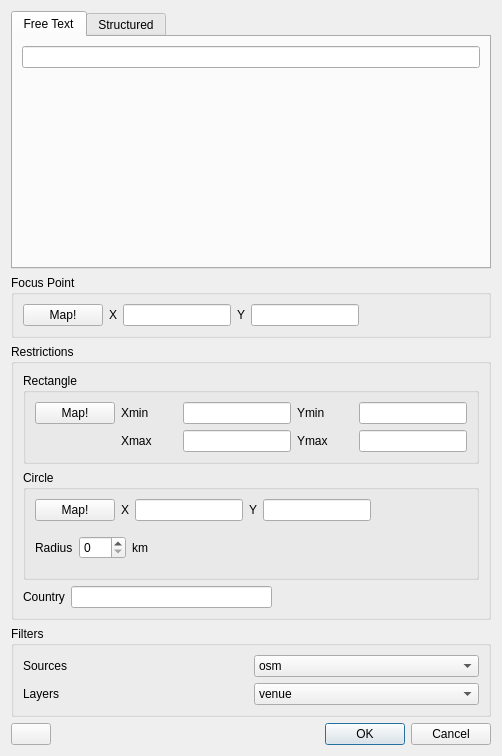
Before: the Qt Designer form PeliasTools/gui/PeliasMainUI.ui in nilsnolde/pelias-qgis-plugin, drawn with Qt 5.
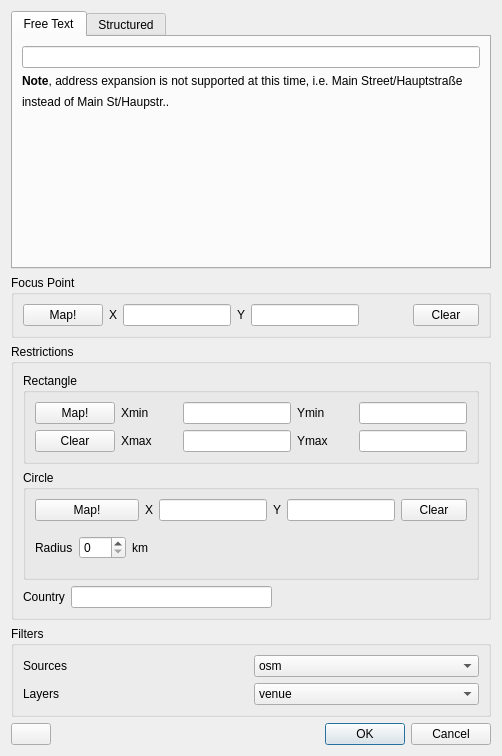
After: the same form once the commit is applied. The open tabs and pages were chosen to show the change. Custom widgets are drawn as their Qt base class.

Commit message: all basic functionality of GUI implemented; no help buttons yet

```diff
--- a/PeliasTools/gui/PeliasMainUI.ui
+++ b/PeliasTools/gui/PeliasMainUI.ui
@@ -17,7 +17,7 @@
    </sizepolicy>
   </property>
   <property name="windowTitle">
-   <string>Dialog</string>
+   <string>Pelias Forward Search</string>
   </property>
   <layout class="QGridLayout" name="gridLayout">
    <property name="sizeConstraint">
@@ -32,7 +32,7 @@
       </sizepolicy>
      </property>
      <property name="currentIndex">
-      <number>0</number>
+      <number>1</number>
      </property>
      <widget class="QWidget" name="free_tab">
       <attribute name="title">
@@ -46,6 +46,16 @@
          </property>
         </widget>
        </item>
+       <item>
+        <widget class="QLabel" name="label_13">
+         <property name="text">
+          <string>&lt;html&gt;&lt;head/&gt;&lt;body&gt;&lt;div style=&quot;line-height: 150%&quot;&gt;&lt;p&gt;&lt;span style=&quot; font-weight:600;&quot;&gt;Note&lt;/span&gt;, address expansion is not supported at this time, i.e. Main Street/Hauptstraße instead of Main St/Haupstr..&lt;/p&gt;&lt;/div&gt;&lt;/body&gt;&lt;/html&gt;</string>
+         </property>
+         <property name="wordWrap">
+          <bool>true</bool>
+         </property>
+        </widget>
+       </item>
        <item>
         <spacer name="verticalSpacer">
          <property name="orientation">
@@ -197,7 +207,7 @@
               </widget>
              </item>
              <item>
-              <widget class="QPushButton" name="pushButton">
+              <widget class="QPushButton" name="search_struc_remove">
                <property name="minimumSize">
                 <size>
                  <width>30</width>
@@ -234,7 +244,7 @@
              </sizepolicy>
             </property>
             <property name="selectionMode">
-             <enum>QAbstractItemView::NoSelection</enum>
+             <enum>QAbstractItemView::MultiSelection</enum>
             </property>
            </widget>
           </item>
@@ -424,6 +434,25 @@
          <string>Circle</string>
         </property>
         <layout class="QGridLayout" name="gridLayout_7">
+         <item row="0" column="5">
+          <widget class="QPushButton" name="search_rest_circle_clear">
+           <property name="sizePolicy">
+            <sizepolicy hsizetype="Maximum" vsizetype="Fixed">
+             <horstretch>0</horstretch>
+             <verstretch>0</verstretch>
+            </sizepolicy>
+           </property>
+           <property name="maximumSize">
+            <size>
+             <width>66</width>
+             <height>25</height>
+            </size>
+           </property>
+           <property name="text">
+            <string>Clear</string>
+           </property>
+          </widget>
+         </item>
          <item row="0" column="3">
           <widget class="QLabel" name="label_12">
            <property name="sizePolicy">
@@ -437,6 +466,13 @@
            </property>
           </widget>
          </item>
+         <item row="0" column="0">
+          <widget class="QPushButton" name="search_rest_circle_button">
+           <property name="text">
+            <string>Map!</string>
+           </property>
+          </widget>
+         </item>
          <item row="0" column="1">
           <widget class="QLabel" name="search_rest_circle_label">
            <property name="sizePolicy">
@@ -450,25 +486,6 @@
            </property>
           </widget>
          </item>
-         <item row="0" column="2">
-          <widget class="QgsFilterLineEdit" name="search_rest_circle_x">
-           <property name="sizePolicy">
-            <sizepolicy hsizetype="Maximum" vsizetype="Fixed">
-             <horstretch>0</horstretch>
-             <verstretch>0</verstretch>
-            </sizepolicy>
-           </property>
-           <property name="maximumSize">
-            <size>
-             <width>120</width>
-             <height>25</height>
-            </size>
-           </property>
-           <property name="qgisRelation" stdset="0">
-            <string notr="true"/>
-           </property>
-          </widget>
-         </item>
          <item row="0" column="4">
           <widget class="QgsFilterLineEdit" name="search_rest_circle_y">
            <property name="sizePolicy">
@@ -488,10 +505,25 @@
            </property>
           </widget>
          </item>
-         <item row="0" column="0">
-          <widget class="QPushButton" name="search_rest_circle_button">
-           <property name="text">
-            <string>Map!</string>
+         <item row="0" column="2">
+          <widget class="QgsFilterLineEdit" name="search_rest_circle_x">
+           <property name="sizePolicy">
+            <sizepolicy hsizetype="Maximum" vsizetype="Fixed">
+             <horstretch>0</horstretch>
+             <verstretch>0</verstretch>
+            </sizepolicy>
+           </property>
+           <property name="maximumSize">
+            <size>
+             <width>120</width>
+             <height>25</height>
+            </size>
+           </property>
+           <property name="clearButtonEnabled">
+            <bool>false</bool>
+           </property>
+           <property name="qgisRelation" stdset="0">
+            <string notr="true"/>
            </property>
           </widget>
          </item>
@@ -538,19 +570,6 @@
            </layout>
           </widget>
          </item>
-         <item row="0" column="5">
-          <spacer name="horizontalSpacer_4">
-           <property name="orientation">
-            <enum>Qt::Horizontal</enum>
-           </property>
-           <property name="sizeHint" stdset="0">
-            <size>
-             <width>40</width>
-             <height>20</height>
-            </size>
-           </property>
-          </spacer>
-         </item>
         </layout>
        </widget>
       </item>
@@ -671,6 +690,13 @@
            </property>
           </widget>
          </item>
+         <item row="1" column="0">
+          <widget class="QPushButton" name="search_rest_rect_clear">
+           <property name="text">
+            <string>Clear</string>
+           </property>
+          </widget>
+         </item>
         </layout>
        </widget>
       </item>
@@ -784,9 +810,6 @@
         <property name="orientation">
          <enum>Qt::Horizontal</enum>
         </property>
-        <property name="sizeType">
-         <enum>QSizePolicy::Expanding</enum>
-        </property>
         <property name="sizeHint" stdset="0">
          <size>
           <width>40</width>
@@ -795,6 +818,25 @@
         </property>
        </spacer>
       </item>
+      <item>
+       <widget class="QPushButton" name="search_focus_clear">
+        <property name="sizePolicy">
+         <sizepolicy hsizetype="Maximum" vsizetype="Fixed">
+          <horstretch>0</horstretch>
+          <verstretch>0</verstretch>
+         </sizepolicy>
+        </property>
+        <property name="maximumSize">
+         <size>
+          <width>66</width>
+          <height>25</height>
+         </size>
+        </property>
+        <property name="text">
+         <string>Clear</string>
+        </property>
+       </widget>
+      </item>
      </layout>
     </widget>
    </item>
```
The commit also changes 3 other files.
